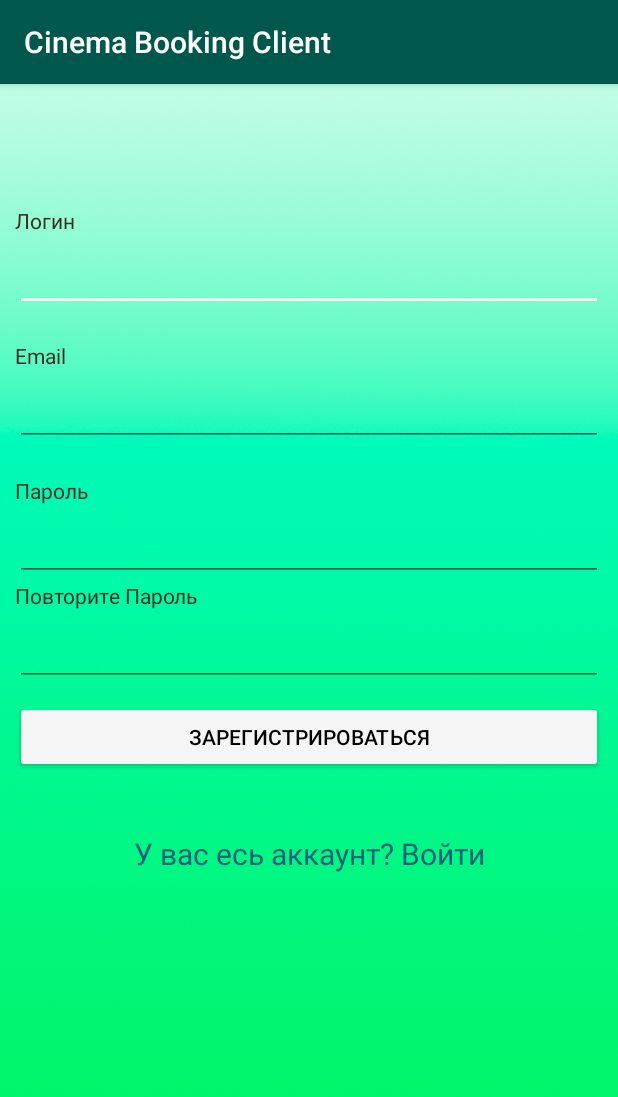
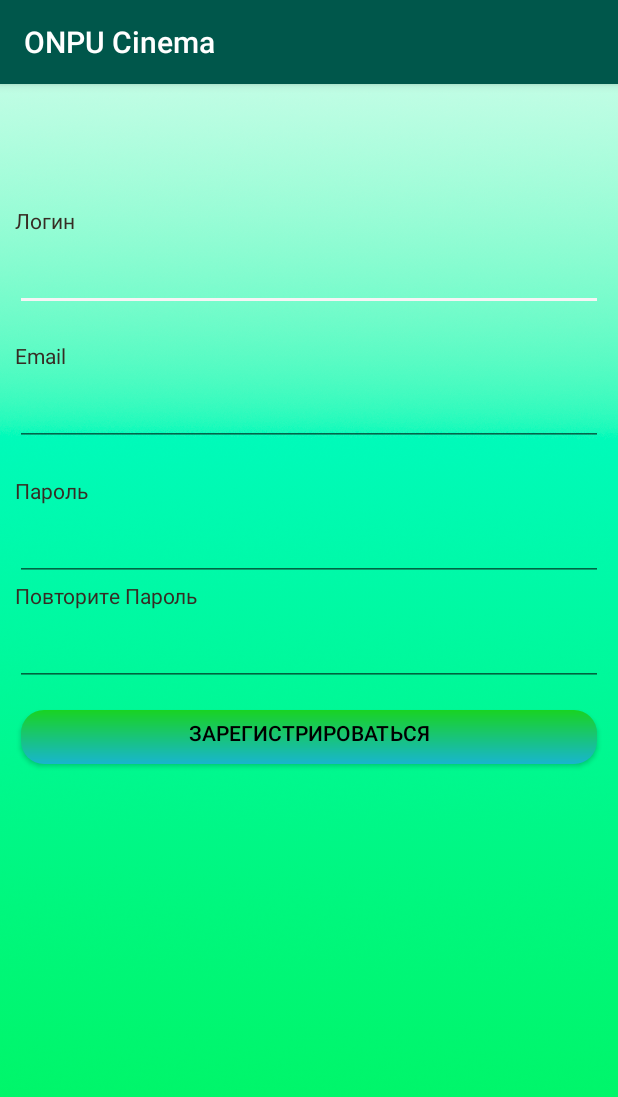
Before and after one commit to FruteL/Cinema-Booking-Client-master, an Android app: the RegisterActivity screen opened directly, with no data from a screen before it, on a phone screen of 412 x 824 dp. Shown: the top 1097 px of the screen. Run offline under Robolectric (Android 15) with nearby library versions, the phone set to English and light mode, and no system bars; our stand-ins replace Firebase (no records; nobody signed in at launch, a user with empty details on screens opened directly).

Commit message:
все красиво

```diff
--- a/app/src/main/res/drawable/ic_btn.xml
+++ b/app/src/main/res/drawable/ic_btn.xml
@@ -6,10 +6,13 @@
     android:insetTop="6dp">
     <ripple android:color="?attr/colorControlHighlight">
         <item>
-            <shape android:shape="rectangle"
-                android:tint="#0091ea">
-                <corners android:radius="10dp"/>
-                <solid android:color="#1a237e"/>
+            <shape android:shape="rectangle">
+                <corners android:radius="15dp"/>
+                <gradient
+                    android:type="linear"
+                    android:angle="90"
+                    android:startColor="#18b5ce"
+                    android:endColor="#19d322"/>
                 <padding android:bottom="6dp"/>
             </shape>
         </item>
--- a/app/src/main/res/layout/about_us.xml
+++ b/app/src/main/res/layout/about_us.xml
@@ -3,7 +3,7 @@
     xmlns:android="http://schemas.android.com/apk/res/android"
     xmlns:tools="http://schemas.android.com/tools" android:layout_width="match_parent"
     android:layout_height="match_parent" xmlns:app="http://schemas.android.com/apk/res-auto"
-    android:background ="#7f1079" >
+    android:background ="#d587db" >
 
 
     <ImageView
@@ -11,7 +11,7 @@
         android:layout_width="411dp"
         android:layout_height="232dp"
         android:scaleType="centerCrop"
-        android:src="@mipmap/ic_about"
+        android:src="@mipmap/ic_about_us"
         app:layout_constraintStart_toStartOf="parent"
         app:layout_constraintTop_toTopOf="parent" />
 
--- a/app/src/main/res/layout/activity_register.xml
+++ b/app/src/main/res/layout/activity_register.xml
@@ -87,18 +87,8 @@
                 android:layout_width="fill_parent"
                 android:layout_height="wrap_content"
                 android:layout_marginTop="10dip"
+                android:background="@drawable/ic_btn"
                 android:text="Зарегистрироваться" />
-            <!-- Link to Login Screen -->
-            <TextView
-                android:id="@+id/link_to_login"
-                android:layout_width="fill_parent"
-                android:layout_height="wrap_content"
-                android:layout_marginTop="40dip"
-                android:layout_marginBottom="40dip"
-                android:gravity="center"
-                android:text="У вас есь аккаунт? Войти"
-                android:textColor="#025f7c"
-                android:textSize="20dip" />
 
         </LinearLayout>
         <!-- Registration Form Ends -->
--- a/app/src/main/res/layout/login.xml
+++ b/app/src/main/res/layout/login.xml
@@ -18,7 +18,6 @@
             android:layout_width="match_parent"
             android:layout_height="match_parent"
             android:layout_marginStart="0dp"
-
             android:scaleType="centerCrop">
         </ImageView>
 
@@ -62,7 +61,7 @@
             <!-- Login button -->
             <Button
                 android:id="@+id/btnLogin"
-                style="@style/btn"
+                android:background="@drawable/ic_btn"
                 android:layout_width="fill_parent"
                 android:layout_height="wrap_content"
                 android:layout_marginTop="10dip"
@@ -70,7 +69,7 @@
             <!-- Link to Registration Screen -->
             <Button
                 android:id="@+id/btnRegister"
-                style="@style/btn"
+                android:background="@drawable/ic_btn"
                 android:layout_width="fill_parent"
                 android:layout_height="wrap_content"
                 android:layout_marginTop="10dip"
--- a/app/src/main/res/layout/movie_list_item.xml
+++ b/app/src/main/res/layout/movie_list_item.xml
@@ -7,6 +7,7 @@
     <ImageView
         android:id="@+id/movie_item_poster"
         android:layout_width="match_parent"
+        android:scaleType="centerCrop"
         android:layout_height="185dp"
         android:layout_marginStart="4dp"
         android:layout_marginTop="8dp"
--- a/app/src/main/res/values/strings.xml
+++ b/app/src/main/res/values/strings.xml
@@ -1,5 +1,5 @@
 <resources>
-    <string name="app_name">Cinema Booking Client</string>
+    <string name="app_name">ONPU Cinema</string>
 
     <!-- TODO: Remove or change this placeholder text -->
     <string name="hello_blank_fragment">Hello blank fragment</string>
--- a/app/src/main/res/values/styles.xml
+++ b/app/src/main/res/values/styles.xml
@@ -64,9 +64,9 @@
         <item name="colorButtonNormal">#1a237e</item>
         <item name="colorControlHighlight">#673ab7</item>
         <item name="android:textColor">#000000</item>
-
     </style>
 
+    <!-- Button style -->
     <style name="btn" parent="@style/Widget.AppCompat.Button.Colored">
         <item name="background">@drawable/ic_seat</item>
         <item name ="android:width">25dp</item>>
@@ -74,7 +74,6 @@
         <item name="colorButtonNormal">#1a237e</item>
         <item name="colorControlHighlight">#673ab7</item>
         <item name="android:textColor">#000000</item>
-
     </style>
 
 </resources>
```
Also changed, not shown: app/src/main/res/layout/movie_page.xml (+2 -17 lines).
